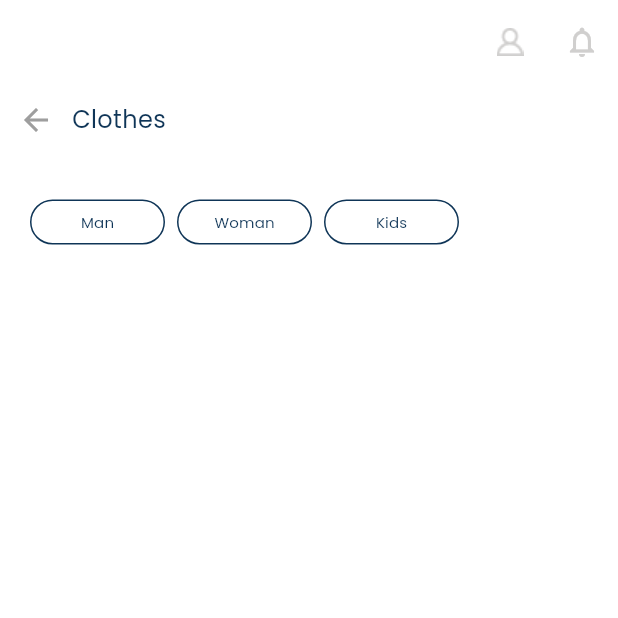
After one commit to mahmoudsaber11/Store_Ify, a Flutter app: the ProductsView screen opened by its route, on a phone screen of 412 x 824 dp, the top half of it. The commit adds this screen. Run offline on Flutter 3.47's test engine with Material 3 defaults, Android fonts, the light colour scheme and no system bars; our stand-ins replace conditional_builder_null_safety, dartz, dio, firebase_auth, firebase_core, flutter_bloc and 9 more; accounts and stored records are empty.

Commit message:
finish product view and logic by cubit

```diff
--- /dev/null
+++ b/lib/core/app_cubit/custom_tabs_cubit/custom_tabs_cubit.dart
@@ -0,0 +1,31 @@
+import 'package:flutter_bloc/flutter_bloc.dart';
+import 'package:store_ify/core/app_cubit/custom_tabs_cubit/custom_tabs_state.dart';
+
+class ProductCubit extends Cubit<ProductState> {
+  ProductCubit() : super(InitialProductState());
+
+  bool isListView1Visible = false;
+  bool isListView2Visible = false;
+  bool isListView3Visible = false;
+
+  void toggleListView1() {
+    isListView1Visible = !isListView1Visible;
+    isListView2Visible = false;
+    isListView3Visible = false;
+    emit(ToggleListView1());
+  }
+
+  void toggleListView2() {
+    isListView1Visible = false;
+    isListView2Visible = !isListView2Visible;
+    isListView3Visible = false;
+    emit(ToggleListView2());
+  }
+
+  void toggleListView3() {
+    isListView1Visible = false;
+    isListView2Visible = false;
+    isListView3Visible = true;
+    emit(ToggleListView3());
+  }
+}
--- /dev/null
+++ b/lib/core/app_cubit/custom_tabs_cubit/custom_tabs_state.dart
@@ -0,0 +1,9 @@
+abstract class ProductState {}
+
+class InitialProductState extends ProductState {}
+
+class ToggleListView1 extends ProductState {}
+
+class ToggleListView2 extends ProductState {}
+
+class ToggleListView3 extends ProductState {}
--- a/lib/core/utils/app_assets.dart
+++ b/lib/core/utils/app_assets.dart
@@ -44,11 +44,20 @@ abstract class AppAssets {
   static const String successResetPassword =
       "assets/icons/icon-park_correct.png";
   static const String locationDialog = "assets/icons/carbon_map.png";
+
   static const String search = "assets/icons/Search.png";
+
   static const String edit = "assets/icons/Filter.png";
-  static const String textProduct = "assets/images/product1.png";
+
   static const String testcategories = "assets/images/testcategories.png";
+
   static const String testStores = "assets/images/teststores.png";
+
+  static const String testBestSelling = "assets/images/Best_Selling.png";
+
   static const String profile = "assets/images/profile.png";
-  static const String testcategories2 = "assets/images/clothess.png";
+
+  static const String testClothesMan = "assets/images/test_clothes.png";
+
+  static const String testClothesWoman = "assets/images/test_clothes_woman.png";
 }
--- a/lib/core/utils/service_locator.dart
+++ b/lib/core/utils/service_locator.dart
@@ -3,6 +3,7 @@ import 'package:get_it/get_it.dart';
 import 'package:internet_connection_checker/internet_connection_checker.dart';
 import 'package:shared_preferences/shared_preferences.dart';
 import 'package:store_ify/core/api/dio_consumer.dart';
+import 'package:store_ify/core/app_cubit/custom_tabs_cubit/custom_tabs_cubit.dart';
 import 'package:store_ify/core/helpers/cache_helper.dart';
 import 'package:store_ify/features/auth/forget_password/data/repositories/forget_password_repo.dart';
 import 'package:store_ify/features/auth/forget_password/data/repositories/forget_password_repo_impl.dart';
--- /dev/null
+++ b/lib/core/widgets/custom_button_app.dart
@@ -0,0 +1,28 @@
+import 'package:flutter/material.dart';
+import 'package:store_ify/core/utils/app_text_styles.dart';
+
+class CustomButtonOutliendApp extends StatelessWidget {
+  const CustomButtonOutliendApp({
+    super.key,
+    required this.text,
+    this.onPressed,
+    required this.buttonStyle,
+  });
+  final String text;
+  final void Function()? onPressed;
+  final ButtonStyle? buttonStyle;
+  @override
+  Widget build(BuildContext context) {
+    return SizedBox(
+      height: 30,
+      width: 90,
+      child: OutlinedButton(
+          style: buttonStyle,
+          onPressed: onPressed,
+          child: Text(
+            text,
+            style: AppTextStyles.textStyle8Regular.copyWith(fontSize: 10),
+          )),
+    );
+  }
+}
--- a/lib/core/widgets/custom_categoriy_item.dart
+++ b/lib/core/widgets/custom_categoriy_item.dart
@@ -22,7 +22,7 @@ class CustomCategoriyItem extends StatelessWidget {
             width: 169,
           ),
           Card(
-            elevation: 5,
+            elevation: 2,
             child: Container(
               width: 165,
               height: 53,
--- a/lib/core/widgets/custom_stores_item.dart
+++ b/lib/core/widgets/custom_stores_item.dart
@@ -19,7 +19,7 @@ class CustomStoresItem extends StatelessWidget {
           width: 169,
         ),
         Card(
-          elevation: 5,
+          elevation: 2,
           child: Container(
             width: 165,
             height: 43,
--- a/lib/features/home/presentation/widgets/best_seller_list_view.dart
+++ b/lib/features/home/presentation/widgets/best_seller_list_view.dart
@@ -1,4 +1,5 @@
 import 'package:flutter/material.dart';
+import 'package:store_ify/core/utils/app_assets.dart';
 import 'package:store_ify/core/widgets/custom_sale_item.dart';
 
 class BestSellerlistView extends StatelessWidget {
@@ -15,7 +16,9 @@ class BestSellerlistView extends StatelessWidget {
           physics: const BouncingScrollPhysics(),
           scrollDirection: Axis.horizontal,
           itemBuilder: (context, index) {
-            return const CustomSaleItem();
+            return const CustomSaleItem(
+              image: AppAssets.testBestSelling,
+            );
           },
           separatorBuilder: ((context, index) => const SizedBox(
                 height: 19,
--- a/lib/features/products/presentation/view/products_view.dart
+++ b/lib/features/products/presentation/view/products_view.dart
@@ -1,10 +1,31 @@
 import 'package:flutter/material.dart';
+import 'package:store_ify/core/utils/app_assets.dart';
+import 'package:store_ify/core/utils/app_colors.dart';
+import 'package:store_ify/features/products/presentation/widgets/products_view_body.dart';
 
 class ProductsView extends StatelessWidget {
   const ProductsView({super.key});
 
   @override
   Widget build(BuildContext context) {
-    return const Scaffold();
+    return Scaffold(
+      appBar: AppBar(
+        leading: Container(),
+        actions: [
+          IconButton(
+            onPressed: () {},
+            icon: Image.asset(AppAssets.profile),
+          ),
+          IconButton(
+            onPressed: () {},
+            icon: const Icon(
+              Icons.notifications_none,
+              color: AppColors.iconsColor,
+            ),
+          ),
+        ],
+      ),
+      body: const ProductsViewBody(),
+    );
   }
 }
--- /dev/null
+++ b/lib/features/products/presentation/widgets/products_view_body.dart
@@ -0,0 +1,119 @@
+import 'package:flutter/material.dart';
+import 'package:flutter_bloc/flutter_bloc.dart';
+import 'package:store_ify/core/app_cubit/custom_tabs_cubit/custom_tabs_cubit.dart';
+import 'package:store_ify/core/app_cubit/custom_tabs_cubit/custom_tabs_state.dart';
+import 'package:store_ify/core/utils/app_assets.dart';
+import 'package:store_ify/core/utils/app_colors.dart';
+import 'package:store_ify/core/utils/app_navigator.dart';
+import 'package:store_ify/core/utils/app_text_styles.dart';
+import 'package:store_ify/core/widgets/custom_button_app.dart';
+import 'package:store_ify/features/products/presentation/widgets/products_list_view.dart';
+
+class ProductsViewBody extends StatelessWidget {
+  const ProductsViewBody({super.key});
+
+  @override
+  Widget build(BuildContext context) {
+    var cubit = BlocProvider.of<ProductCubit>(context);
+    return BlocBuilder<ProductCubit, ProductState>(
+      builder: (context, state) {
+        return Column(
+          crossAxisAlignment: CrossAxisAlignment.start,
+          children: [
+            Row(
+              children: [
+                IconButton(
+                    onPressed: () {
+                      context.getBack();
+                    },
+                    icon: const Icon(
+                      Icons.arrow_back,
+                      color: Colors.grey,
+                    )),
+                const Text(
+                  "Clothes",
+                  style: AppTextStyles.textStyle16Regular,
+                ),
+              ],
+            ),
+            const SizedBox(
+              height: 29,
+            ),
+            Padding(
+              padding: const EdgeInsets.symmetric(horizontal: 20),
+              child: Column(
+                children: [
+                  Row(
+                    children: [
+                      CustomButtonOutliendApp(
+                        text: "Man",
+                        onPressed: () {
+                          cubit.toggleListView1();
+                        },
+                        buttonStyle: OutlinedButton.styleFrom(
+                          side: BorderSide(
+                              color: cubit.isListView1Visible
+                                  ? AppColors.primaryColor
+                                  : AppColors.textColor),
+                        ),
+                      ),
+                      const SizedBox(
+                        width: 8,
+                      ),
+                      CustomButtonOutliendApp(
+                        text: "Woman",
+                        onPressed: () {
+                          cubit.toggleListView2();
+                        },
+                        buttonStyle: OutlinedButton.styleFrom(
+                          side: BorderSide(
+                              color: cubit.isListView2Visible
+                                  ? AppColors.primaryColor
+                                  : AppColors.textColor),
+                        ),
+                      ),
+                      const SizedBox(
+                        width: 8,
+                      ),
+                      CustomButtonOutliendApp(
+                        text: "Kids",
+                        onPressed: () {
+                          cubit.toggleListView3();
+                        },
+                        buttonStyle: OutlinedButton.styleFrom(
+                          side: BorderSide(
+                              color: cubit.isListView3Visible
+                                  ? AppColors.primaryColor
+                                  : AppColors.textColor),
+                        ),
+                      ),
+                    ],
+                  ),
+                ],
+              ),
+            ),
+            const SizedBox(
+              height: 16,
+            ),
+            if (cubit.isListView1Visible == true)
+              Expanded(
+                  child: ProductsListView(
+                image: AppAssets.testClothesMan,
+                visible: cubit.isListView1Visible,
+              )),
+            if (cubit.isListView2Visible == true)
+              Expanded(
+                  child: ProductsListView(
+                      image: AppAssets.testClothesWoman,
+                      visible: cubit.isListView2Visible)),
+            if (cubit.isListView3Visible == true)
+              Expanded(
+                  child: ProductsListView(
+                      image: AppAssets.testClothesWoman,
+                      visible: cubit.isListView3Visible)),
+          ],
+        );
+      },
+    );
+  }
+}
```
Also changed, not shown: lib/app.dart (+8 -2 lines), lib/core/widgets/custom_sale_item.dart (+13 -7 lines), lib/features/products/presentation/widgets/products_list_view.dart (added, +23 -0 lines), assets/images/Best_Selling.png (renamed from assets/images/product1.png), assets/images/test_clothes.png (added), assets/images/test_clothes_woman.png (added).
